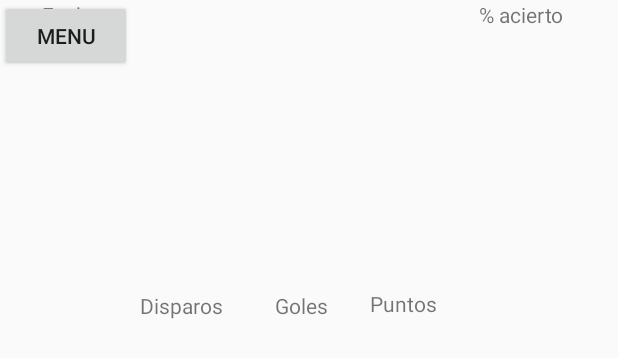
After one commit to napilco/PenaltiMecatr-nico, an Android app: the layout estadistics.xml on its own in the app's theme, with its tools: preview values and no code run, on a phone screen of 412 x 824 dp. The commit adds this screen. Shown: the top 358 px of the screen. Run offline under Robolectric (Android 15) with nearby library versions, the phone set to English and light mode, and no system bars.

Commit message:
Prueba de actuvidades agg

```diff
--- /dev/null
+++ b/app/src/main/res/layout/estadistics.xml
@@ -0,0 +1,71 @@
+<?xml version="1.0" encoding="utf-8"?>
+<androidx.constraintlayout.widget.ConstraintLayout
+    xmlns:android="http://schemas.android.com/apk/res/android"
+    xmlns:app="http://schemas.android.com/apk/res-auto"
+    xmlns:tools="http://schemas.android.com/tools"
+    android:layout_width="match_parent"
+    android:layout_height="match_parent">
+
+    <TextView
+        android:id="@+id/textView2"
+        android:layout_width="wrap_content"
+        android:layout_height="wrap_content"
+        android:layout_marginEnd="28dp"
+        android:text="Goles"
+        app:layout_constraintBottom_toBottomOf="parent"
+        app:layout_constraintEnd_toStartOf="@+id/textView5"
+        app:layout_constraintTop_toTopOf="parent"
+        app:layout_constraintVertical_bias="0.241" />
+
+    <TextView
+        android:id="@+id/textView3"
+        android:layout_width="wrap_content"
+        android:layout_height="wrap_content"
+        android:layout_marginStart="28dp"
+        android:text="Disparos"
+        app:layout_constraintBottom_toBottomOf="parent"
+        app:layout_constraintEnd_toStartOf="@+id/textView2"
+        app:layout_constraintHorizontal_bias="0.65"
+        app:layout_constraintStart_toStartOf="parent"
+        app:layout_constraintTop_toTopOf="parent"
+        app:layout_constraintVertical_bias="0.241" />
+
+    <TextView
+        android:id="@+id/textView5"
+        android:layout_width="47dp"
+        android:layout_height="18dp"
+        android:text="Puntos"
+        app:layout_constraintBottom_toBottomOf="parent"
+        app:layout_constraintEnd_toEndOf="@+id/textView6"
+        app:layout_constraintHorizontal_bias="0.75"
+        app:layout_constraintStart_toStartOf="parent"
+        app:layout_constraintTop_toTopOf="parent"
+        app:layout_constraintVertical_bias="0.239" />
+
+    <TextView
+        android:id="@+id/textView6"
+        android:layout_width="wrap_content"
+        android:layout_height="wrap_content"
+        android:layout_marginEnd="36dp"
+        android:text="% acierto"
+        app:layout_constraintEnd_toEndOf="parent"
+        tools:layout_editor_absoluteY="172dp" />
+
+    <TextView
+        android:id="@+id/textView7"
+        android:layout_width="wrap_content"
+        android:layout_height="wrap_content"
+        android:text="Fecha"
+        app:layout_constraintEnd_toStartOf="@+id/textView3"
+        app:layout_constraintStart_toStartOf="parent"
+        tools:layout_editor_absoluteY="172dp" />
+
+    <Button
+        android:id="@+id/button"
+        android:layout_width="wrap_content"
+        android:layout_height="wrap_content"
+        android:text="Menu"
+        tools:layout_editor_absoluteX="288dp"
+        tools:layout_editor_absoluteY="54dp" />
+
+</androidx.constraintlayout.widget.ConstraintLayout>
```
Also changed, not shown: app/src/main/res/layout/game_on.xml (+58 -5 lines), app/src/main/res/values/strings.xml (+7 -0 lines).
